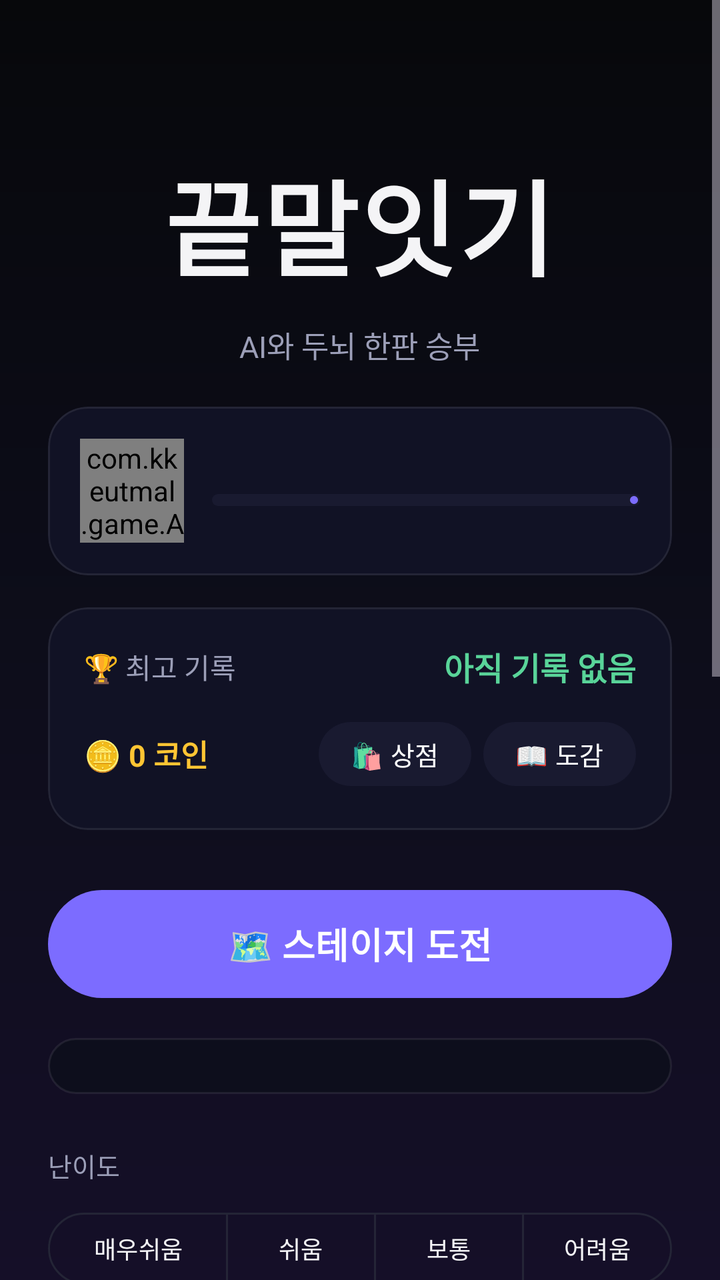
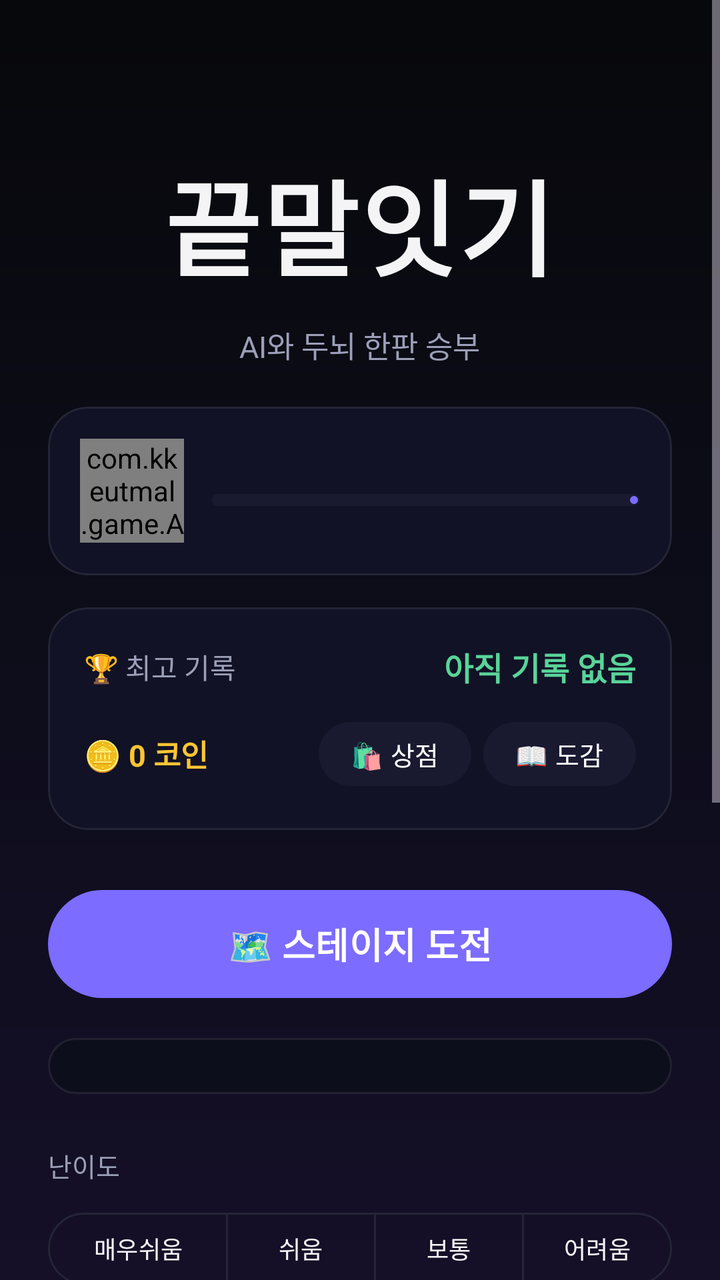

The first picture is an Android layout as it rendered before a commit; the second is the same layout after the commit. The layout source and the unified diff follow.
<!-- AndroidManifest.xml: application theme Theme.KKeutmal -->
<!-- res/layout/activity_main.xml -->
<?xml version="1.0" encoding="utf-8"?>
<LinearLayout xmlns:android="http://schemas.android.com/apk/res/android"
    xmlns:app="http://schemas.android.com/apk/res-auto"
    android:layout_width="match_parent"
    android:layout_height="match_parent"
    android:orientation="vertical">

<ScrollView
        android:layout_width="match_parent"
        android:layout_height="0dp"
        android:layout_weight="1"
    android:fillViewport="true"
    android:overScrollMode="never">

    <LinearLayout
        android:layout_width="match_parent"
        android:layout_height="wrap_content"
        android:orientation="vertical"
        android:gravity="center_horizontal"
        android:padding="24dp">

        <TextView
            android:id="@+id/tvTitle"
            android:layout_width="wrap_content"
            android:layout_height="wrap_content"
            android:layout_marginTop="44dp"
            android:paddingHorizontal="4dp"
            android:paddingVertical="6dp"
            android:text="@string/app_name"
            android:textColor="@color/text_primary"
            android:textSize="52sp"
            android:letterSpacing="0.02"
            android:fontFamily="sans-serif-black" />

        <TextView
            android:layout_width="wrap_content"
            android:layout_height="wrap_content"
            android:layout_marginTop="6dp"
            android:text="@string/subtitle"
            android:textColor="@color/text_dim"
            android:textSize="15sp" />

        <com.google.android.material.card.MaterialCardView
            android:layout_width="match_parent"
            android:layout_height="wrap_content"
            android:layout_marginTop="20dp"
            app:cardBackgroundColor="@color/surface"
            app:cardCornerRadius="20dp"
            app:strokeColor="@color/surface_stroke"
            app:strokeWidth="1dp"
            app:cardElevation="0dp">

            <LinearLayout
                android:layout_width="match_parent"
                android:layout_height="wrap_content"
                android:orientation="horizontal"
                android:gravity="center_vertical"
                android:padding="16dp">

                <com.kkeutmal.game.AvatarView
                    android:id="@+id/avatarMe"
                    android:layout_width="52dp"
                    android:layout_height="52dp" />

                <LinearLayout
                    android:layout_width="0dp"
                    android:layout_weight="1"
                    android:layout_height="wrap_content"
                    android:layout_marginStart="14dp"
                    android:orientation="vertical">

                    <TextView
                        android:id="@+id/tvLevelRank"
                        android:layout_width="wrap_content"
                        android:layout_height="wrap_content"
                        android:textColor="@color/text_primary"
                        android:textSize="16sp"
                        android:textStyle="bold" />

                    <com.google.android.material.progressindicator.LinearProgressIndicator
                        android:id="@+id/xpBar"
                        android:layout_width="match_parent"
                        android:layout_height="wrap_content"
                        android:layout_marginTop="6dp"
                        android:max="1000"
                        app:trackThickness="6dp"
                        app:trackCornerRadius="3dp"
                        app:trackColor="@color/chip_bg"
                        app:indicatorColor="@color/accent" />

                    <TextView
                        android:id="@+id/tvXp"
                        android:layout_width="wrap_content"
                        android:layout_height="wrap_content"
                        android:layout_marginTop="4dp"
                        android:textColor="@color/text_dim"
                        android:textSize="11sp" />
                </LinearLayout>
            </LinearLayout>
        </com.google.android.material.card.MaterialCardView>

        <com.google.android.material.card.MaterialCardView
            android:layout_width="match_parent"
            android:layout_height="wrap_content"
            android:layout_marginTop="16dp"
            app:cardBackgroundColor="@color/surface"
            app:cardCornerRadius="20dp"
            app:strokeColor="@color/surface_stroke"
            app:strokeWidth="1dp"
            app:cardElevation="0dp">

            <LinearLayout
                android:layout_width="match_parent"
                android:layout_height="wrap_content"
                android:orientation="vertical"
                android:padding="18dp">

                <LinearLayout
                    android:layout_width="match_parent"
                    android:layout_height="wrap_content"
                    android:orientation="horizontal"
                    android:gravity="center_vertical">

                    <TextView
                        android:layout_width="0dp"
                        android:layout_weight="1"
                        android:layout_height="wrap_content"
                        android:text="@string/best_label"
                        android:textColor="@color/text_dim"
                        android:textSize="14sp" />

                    <TextView
                        android:id="@+id/tvBest"
                        android:layout_width="wrap_content"
                        android:layout_height="wrap_content"
                        android:text="아직 기록 없음"
                        android:textColor="@color/accent2"
                        android:textSize="16sp"
                        android:textStyle="bold" />
                </LinearLayout>

                <LinearLayout
                    android:id="@+id/rowRecord"
                    android:layout_width="match_parent"
                    android:layout_height="wrap_content"
                    android:layout_marginTop="8dp"
                    android:orientation="horizontal"
                    android:gravity="center_vertical"
                    android:visibility="gone">

                    <TextView
                        android:layout_width="0dp"
                        android:layout_weight="1"
                        android:layout_height="wrap_content"
                        android:text="전적"
                        android:textColor="@color/text_dim"
                        android:textSize="14sp" />

                    <TextView
                        android:id="@+id/tvRecord"
                        android:layout_width="wrap_content"
                        android:layout_height="wrap_content"
                        android:textColor="@color/accent2"
                        android:textSize="16sp"
                        android:textStyle="bold" />
                </LinearLayout>

                <LinearLayout
                    android:layout_width="match_parent"
                    android:layout_height="wrap_content"
                    android:layout_marginTop="12dp"
                    android:orientation="horizontal"
                    android:gravity="center_vertical">

                    <TextView
                        android:id="@+id/tvCoins"
                        android:layout_width="0dp"
                        android:layout_weight="1"
                        android:layout_height="wrap_content"
                        android:text="🪙 0 코인"
                        android:textColor="@color/warn"
                        android:textSize="15sp"
                        android:textStyle="bold" />

                    <com.google.android.material.button.MaterialButton
                        android:id="@+id/btnShop"
                        android:layout_width="wrap_content"
                        android:layout_height="40dp"
                        android:minWidth="0dp"
                        android:paddingHorizontal="16dp"
                        android:text="🛍 상점"
                        android:textSize="13sp"
                        app:backgroundTint="@color/chip_bg"
                        app:cornerRadius="20dp" />

                    <com.google.android.material.button.MaterialButton
                        android:id="@+id/btnCollection"
                        android:layout_width="wrap_content"
                        android:layout_height="40dp"
                        android:layout_marginStart="6dp"
                        android:minWidth="0dp"
                        android:paddingHorizontal="16dp"
                        android:text="📖 도감"
                        android:textSize="13sp"
                        app:backgroundTint="@color/chip_bg"
                        app:cornerRadius="20dp" />
                </LinearLayout>
            </LinearLayout>
        </com.google.android.material.card.MaterialCardView>

        <com.google.android.material.button.MaterialButton
            android:id="@+id/btnAdventure"
            android:layout_width="match_parent"
            android:layout_height="62dp"
            android:layout_marginTop="26dp"
            android:text="🗺 스테이지 도전"
            android:textSize="18sp"
            android:textStyle="bold"
            app:backgroundTint="@color/accent"
            app:cornerRadius="31dp" />

        <LinearLayout
            android:id="@+id/missionBox"
            android:layout_width="match_parent"
            android:layout_height="wrap_content"
            android:layout_marginTop="16dp"
            android:orientation="vertical"
            android:background="@drawable/bg_input"
            android:padding="14dp" />

        <TextView
            android:layout_width="match_parent"
            android:layout_height="wrap_content"
            android:layout_marginTop="26dp"
            android:text="@string/difficulty_label"
            android:textColor="@color/text_dim"
            android:textSize="13sp" />

        <com.google.android.material.button.MaterialButtonToggleGroup
            android:id="@+id/toggleDifficulty"
            android:layout_width="match_parent"
            android:layout_height="wrap_content"
            android:layout_marginTop="10dp"
            app:singleSelection="true"
            app:selectionRequired="true">

            <com.google.android.material.button.MaterialButton
                android:id="@+id/btnVeryEasy"
                style="?attr/materialButtonOutlinedStyle"
                android:layout_width="0dp"
                android:layout_weight="1.2"
                android:layout_height="44dp"
                android:text="매우쉬움"
                android:textSize="12sp"
                android:insetLeft="0dp"
                android:insetRight="0dp"
                android:paddingHorizontal="2dp"
                app:strokeColor="@color/surface_stroke" />

            <com.google.android.material.button.MaterialButton
                android:id="@+id/btnEasy"
                style="?attr/materialButtonOutlinedStyle"
                android:layout_width="0dp"
                android:layout_weight="1"
                android:layout_height="44dp"
                android:text="쉬움"
                android:textSize="12sp"
                android:insetLeft="0dp"
                android:insetRight="0dp"
                android:paddingHorizontal="2dp"
                app:strokeColor="@color/surface_stroke" />

            <com.google.android.material.button.MaterialButton
                android:id="@+id/btnNormal"
                style="?attr/materialButtonOutlinedStyle"
                android:layout_width="0dp"
                android:layout_weight="1"
                android:layout_height="44dp"
                android:text="보통"
                android:textSize="12sp"
                app:strokeColor="@color/surface_stroke" />

            <com.google.android.material.button.MaterialButton
                android:id="@+id/btnHard"
                style="?attr/materialButtonOutlinedStyle"
                android:layout_width="0dp"
                android:layout_weight="1"
                android:layout_height="44dp"
                android:text="어려움"
                android:textSize="12sp"
                android:insetLeft="0dp"
                android:insetRight="0dp"
                android:paddingHorizontal="2dp"
                app:strokeColor="@color/surface_stroke" />
        </com.google.android.material.button.MaterialButtonToggleGroup>

        <TextView
            android:id="@+id/tvDifficultyDesc"
            android:layout_width="match_parent"
            android:layout_height="wrap_content"
            android:layout_marginTop="10dp"
            android:gravity="center"
            android:textColor="@color/text_dim"
            android:textSize="13sp"
            android:text="제한시간 20초" />

        <com.google.android.material.materialswitch.MaterialSwitch
            android:id="@+id/swNoTimer"
            android:layout_width="wrap_content"
            android:layout_height="wrap_content"
            android:layout_marginTop="8dp"
            android:text="  ⏱ 제한시간 없이 느긋하게  "
            android:textColor="@color/text_primary"
            android:textSize="14sp" />

        <com.google.android.material.button.MaterialButton
            android:id="@+id/btnStart"
            android:layout_width="match_parent"
            android:layout_height="62dp"
            android:layout_marginTop="24dp"
            android:text="⚔ 자유 대전"
            android:textSize="18sp"
            android:textStyle="bold"
            android:textColor="@color/cta_text"
            app:backgroundTint="@color/cta_bg"
            app:cornerRadius="31dp" />

        <com.google.android.material.card.MaterialCardView
            android:layout_width="match_parent"
            android:layout_height="wrap_content"
            android:layout_marginTop="26dp"
            android:layout_marginBottom="24dp"
            app:cardBackgroundColor="#10FFFFFF"
            app:cardCornerRadius="20dp"
            app:cardElevation="0dp">

            <LinearLayout
                android:layout_width="match_parent"
                android:layout_height="wrap_content"
                android:orientation="vertical"
                android:padding="18dp">

                <TextView
                    android:layout_width="wrap_content"
                    android:layout_height="wrap_content"
                    android:text="@string/rules_title"
                    android:textColor="@color/text_primary"
                    android:textSize="14sp"
                    android:textStyle="bold" />

                <TextView
                    android:layout_width="match_parent"
                    android:layout_height="wrap_content"
                    android:layout_marginTop="10dp"
                    android:lineSpacingExtra="5dp"
                    android:text="@string/rules_body"
                    android:textColor="@color/text_dim"
                    android:textSize="13sp" />
            </LinearLayout>
        </com.google.android.material.card.MaterialCardView>

        <com.google.android.material.button.MaterialButton
            android:id="@+id/btnAbout"
            style="?attr/borderlessButtonStyle"
            android:layout_width="wrap_content"
            android:layout_height="wrap_content"
            android:layout_marginTop="12dp"
            android:layout_marginBottom="8dp"
            android:text="ⓘ 만든이 · 버전 · 자료 출처"
            android:textColor="@color/text_dim"
            android:textSize="13sp" />
    </LinearLayout>
</ScrollView>

    
    <FrameLayout
        android:id="@+id/adContainer"
        android:layout_width="match_parent"
        android:layout_height="wrap_content"
        android:layout_gravity="center_horizontal" />

</LinearLayout>
<!-- resources referenced by this layout -->
<resources>
  <color name="accent">#7C6CFF</color>
  <color name="accent2">#59D499</color>
  <color name="chip_bg">#191A30</color>
  <color name="cta_bg">#FFFFFF</color>
  <color name="cta_text">#0B0B10</color>
  <color name="surface">#111225</color>
  <color name="surface_stroke">#14FFFFFF</color>
  <color name="text_dim">#9C9FB8</color>
  <color name="text_primary">#F4F4F6</color>
  <color name="warn">#FFC533</color>
  <!-- drawable bg_input (drawable) -->
  <?xml version="1.0" encoding="utf-8"?>
  <shape xmlns:android="http://schemas.android.com/apk/res/android" android:shape="rectangle">
      <solid android:color="@color/input_bg" />
      <stroke android:width="1dp" android:color="@color/surface_stroke" />
      <corners android:radius="26dp" />
  </shape>
  <string name="app_name">끝말잇기</string>
  <string name="best_label">🏆 최고 기록</string>
  <string name="difficulty_label">난이도</string>
  <string name="rules_body">· 사전(표준국어대사전+끄투 DB, 43만 단어)에 있는 두 글자 이상 단어만 인정\n· 앞 단어의 끝 글자로 시작 (두음법칙 인정: 력→역, 라→나)\n· 이미 나온 단어는 다시 쓸 수 없어요\n· 제한시간 안에 입력하지 못하면 패배! (무제한 모드는 시간 걱정 없음)\n· 마이크 버튼을 누르고 말해도 입력돼요</string>
  <string name="rules_title">게임 규칙</string>
  <string name="subtitle">AI와 두뇌 한판 승부</string>
  <style name="Theme.KKeutmal" parent="Theme.Material3.Dark.NoActionBar">
          <item name="colorPrimary">@color/accent</item>
          <item name="colorOnPrimary">@color/text_on_accent</item>
          <item name="colorSecondary">@color/accent2</item>
          <item name="colorSurface">@color/surface</item>
          <item name="colorOnSurface">@color/text_primary</item>
          <item name="android:colorBackground">@color/bg_top</item>
          <item name="android:windowBackground">@drawable/bg_gradient</item>
          <item name="android:statusBarColor">@color/bg_top</item>
          <item name="android:navigationBarColor">@color/bg_bottom</item>
          <item name="android:windowLightStatusBar">false</item>
          <item name="android:textColor">@color/text_primary</item>
      </style>
  <color name="input_bg">#0D0E1C</color>
  <color name="text_on_accent">#FFFFFF</color>
  <color name="bg_top">#07080B</color>
  <!-- drawable bg_gradient (drawable) -->
  <?xml version="1.0" encoding="utf-8"?>
  <shape xmlns:android="http://schemas.android.com/apk/res/android" android:shape="rectangle">
      <gradient
          android:angle="270"
          android:startColor="@color/bg_top"
          android:centerColor="#0D0D1A"
          android:endColor="@color/bg_bottom" />
  </shape>
  <color name="bg_bottom">#150F28</color>
</resources>

<!-- the commit's change to res/layout/activity_main.xml (unified diff, before → after) -->
@@ -139,30 +139,85 @@
                         android:textStyle="bold" />
                 </LinearLayout>
 
+                
                 <LinearLayout
                     android:id="@+id/rowRecord"
                     android:layout_width="match_parent"
                     android:layout_height="wrap_content"
-                    android:layout_marginTop="8dp"
+                    android:layout_marginTop="14dp"
                     android:orientation="horizontal"
-                    android:gravity="center_vertical"
+                    android:baselineAligned="false"
                     android:visibility="gone">
 
-                    <TextView
+                    <LinearLayout
                         android:layout_width="0dp"
                         android:layout_weight="1"
                         android:layout_height="wrap_content"
-                        android:text="전적"
-                        android:textColor="@color/text_dim"
-                        android:textSize="14sp" />
-
-                    <TextView
-                        android:id="@+id/tvRecord"
-                        android:layout_width="wrap_content"
-                        android:layout_height="wrap_content"
-                        android:textColor="@color/accent2"
-                        android:textSize="16sp"
-                        android:textStyle="bold" />
+                        android:orientation="vertical"
+                        android:gravity="center_horizontal">
+
+                        <TextView
+                            android:id="@+id/tvWins"
+                            android:layout_width="wrap_content"
+                            android:layout_height="wrap_content"
+                            android:textColor="@color/accent2"
+                            android:textSize="22sp"
+                            android:textStyle="bold" />
+
+                        <TextView
+                            android:layout_width="wrap_content"
+                            android:layout_height="wrap_content"
+                            android:text="승"
+                            android:textColor="@color/text_dim"
+                            android:textSize="12sp" />
+                    </LinearLayout>
+
+                    <LinearLayout
+                        android:layout_width="0dp"
+                        android:layout_weight="1"
+                        android:layout_height="wrap_content"
+                        android:orientation="vertical"
+                        android:gravity="center_horizontal">
+
+                        <TextView
+                            android:id="@+id/tvLosses"
+                            android:layout_width="wrap_content"
+                            android:layout_height="wrap_content"
+                            android:textColor="@color/text_primary"
+                            android:textSize="22sp"
+                            android:textStyle="bold" />
+
+                        <TextView
+                            android:layout_width="wrap_content"
+                            android:layout_height="wrap_content"
+                            android:text="패"
+                            android:textColor="@color/text_dim"
+                            android:textSize="12sp" />
+                    </LinearLayout>
+
+                    <LinearLayout
+                        android:layout_width="0dp"
+                        android:layout_weight="1"
+                        android:layout_height="wrap_content"
+                        android:orientation="vertical"
+                        android:gravity="center_horizontal">
+
+                        <TextView
+                            android:id="@+id/tvWinRate"
+                            android:layout_width="wrap_content"
+                            android:layout_height="wrap_content"
+                            android:textColor="@color/accent"
+                            android:textSize="22sp"
+                            android:textStyle="bold" />
+
+                        <TextView
+                            android:id="@+id/tvWinRateLabel"
+                            android:layout_width="wrap_content"
+                            android:layout_height="wrap_content"
+                            android:text="승률"
+                            android:textColor="@color/text_dim"
+                            android:textSize="12sp" />
+                    </LinearLayout>
                 </LinearLayout>
 
                 <LinearLayout
@@ -340,22 +395,28 @@
                 android:orientation="vertical"
                 android:padding="18dp">
 
+                
                 <TextView
-                    android:layout_width="wrap_content"
-                    android:layout_height="wrap_content"
+                    android:id="@+id/tvRulesTitle"
+                    android:layout_width="match_parent"
+                    android:layout_height="wrap_content"
+                    android:paddingTop="2dp"
+                    android:paddingBottom="2dp"
                     android:text="@string/rules_title"
                     android:textColor="@color/text_primary"
                     android:textSize="14sp"
                     android:textStyle="bold" />
 
                 <TextView
+                    android:id="@+id/tvRulesBody"
                     android:layout_width="match_parent"
                     android:layout_height="wrap_content"
                     android:layout_marginTop="10dp"
                     android:lineSpacingExtra="5dp"
                     android:text="@string/rules_body"
                     android:textColor="@color/text_dim"
-                    android:textSize="13sp" />
+                    android:textSize="13sp"
+                    android:visibility="gone" />
             </LinearLayout>
         </com.google.android.material.card.MaterialCardView>
 
